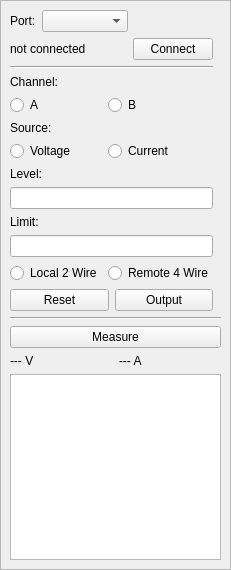
Above: modules/smu/SmuWidget.ui from Silas-Hoerz/Modulab before the change. Below: the same form after it.
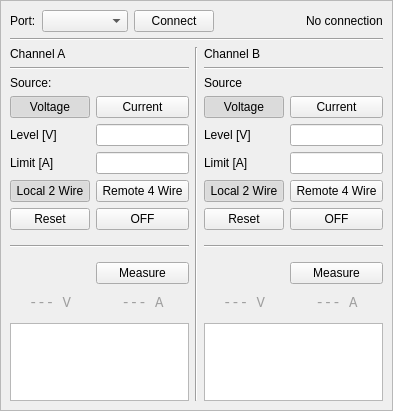
That is the form after the change.

```diff
--- a/modules/smu/SmuWidget.ui
+++ b/modules/smu/SmuWidget.ui
@@ -6,8 +6,8 @@
    <rect>
     <x>0</x>
     <y>0</y>
-    <width>231</width>
-    <height>570</height>
+    <width>393</width>
+    <height>411</height>
    </rect>
   </property>
   <property name="windowTitle">
@@ -36,10 +36,6 @@
      </property>
      <layout class="QVBoxLayout" name="verticalLayout_3">
       <item>
-       <layout class="QHBoxLayout" name="horizontalLayout_3">
-        <item>
-         <layout class="QVBoxLayout" name="verticalLayout_2">
-          <item>
            <layout class="QHBoxLayout" name="horizontalLayout_6">
             <item>
              <widget class="QLabel" name="label">
@@ -71,49 +67,6 @@
              </widget>
             </item>
             <item>
-             <spacer name="horizontalSpacer_2">
-              <property name="orientation">
-               <enum>Qt::Orientation::Horizontal</enum>
-              </property>
-              <property name="sizeHint" stdset="0">
-               <size>
-                <width>40</width>
-                <height>20</height>
-               </size>
-              </property>
-             </spacer>
-            </item>
-           </layout>
-          </item>
-          <item>
-           <layout class="QHBoxLayout" name="horizontalLayout">
-            <property name="sizeConstraint">
-             <enum>QLayout::SizeConstraint::SetMaximumSize</enum>
-            </property>
-            <item>
-             <widget class="QLabel" name="label_status">
-              <property name="text">
-               <string>not connected</string>
-              </property>
-             </widget>
-            </item>
-            <item>
-             <spacer name="horizontalSpacer">
-              <property name="orientation">
-               <enum>Qt::Orientation::Horizontal</enum>
-              </property>
-              <property name="sizeType">
-               <enum>QSizePolicy::Policy::Expanding</enum>
-              </property>
-              <property name="sizeHint" stdset="0">
-               <size>
-                <width>40</width>
-                <height>20</height>
-               </size>
-              </property>
-             </spacer>
-            </item>
-            <item>
              <widget class="QPushButton" name="pushButton_connect">
               <property name="sizePolicy">
                <sizepolicy hsizetype="Maximum" vsizetype="Fixed">
@@ -126,54 +79,83 @@
               </property>
              </widget>
             </item>
+        <item>
+         <spacer name="horizontalSpacer">
+          <property name="orientation">
+           <enum>Qt::Orientation::Horizontal</enum>
+          </property>
+          <property name="sizeType">
+           <enum>QSizePolicy::Policy::MinimumExpanding</enum>
+          </property>
+          <property name="sizeHint" stdset="0">
+           <size>
+            <width>40</width>
+            <height>20</height>
+           </size>
+          </property>
+         </spacer>
+        </item>
+        <item>
+         <widget class="QLabel" name="label_status">
+          <property name="text">
+           <string>No connection</string>
+          </property>
+         </widget>
+        </item>
            </layout>
           </item>
           <item>
-           <widget class="Line" name="line">
+       <widget class="Line" name="line_5">
             <property name="orientation">
              <enum>Qt::Orientation::Horizontal</enum>
             </property>
            </widget>
           </item>
           <item>
-           <layout class="QGridLayout" name="gridLayout">
-            <property name="sizeConstraint">
-             <enum>QLayout::SizeConstraint::SetFixedSize</enum>
+       <layout class="QHBoxLayout" name="horizontalLayout">
+        <item>
+         <layout class="QVBoxLayout" name="verticalLayout_2">
+          <item>
+           <widget class="QLabel" name="label_2">
+            <property name="text">
+             <string>Channel A</string>
             </property>
-            <item row="5" column="0" colspan="2">
-             <widget class="QLineEdit" name="lineEdit_level">
-              <property name="sizePolicy">
-               <sizepolicy hsizetype="Expanding" vsizetype="Maximum">
-                <horstretch>0</horstretch>
-                <verstretch>0</verstretch>
-               </sizepolicy>
-              </property>
-              <property name="maximumSize">
-               <size>
-                <width>250</width>
-                <height>16777215</height>
-               </size>
+           </widget>
+          </item>
+          <item>
+           <widget class="Line" name="line_3">
+            <property name="orientation">
+             <enum>Qt::Orientation::Horizontal</enum>
+            </property>
+           </widget>
+          </item>
+          <item>
+           <layout class="QGridLayout" name="gridLayout_channelA">
+            <item row="10" column="1">
+             <widget class="QPushButton" name="pushButton_measureA">
+              <property name="text">
+               <string>Measure</string>
               </property>
              </widget>
             </item>
-            <item row="7" column="0" colspan="2">
-             <widget class="QLineEdit" name="lineEdit_limit">
+            <item row="3" column="1">
+             <widget class="QLineEdit" name="lineEdit_levelA">
               <property name="sizePolicy">
-               <sizepolicy hsizetype="Expanding" vsizetype="Maximum">
+               <sizepolicy hsizetype="Expanding" vsizetype="Fixed">
                 <horstretch>0</horstretch>
                 <verstretch>0</verstretch>
                </sizepolicy>
               </property>
               <property name="maximumSize">
                <size>
-                <width>250</width>
+                <width>16777215</width>
                 <height>16777215</height>
                </size>
               </property>
              </widget>
             </item>
-            <item row="2" column="0">
-             <widget class="QLabel" name="label_source">
+            <item row="5" column="0">
+             <widget class="QLabel" name="label_limitA">
               <property name="sizePolicy">
                <sizepolicy hsizetype="Maximum" vsizetype="Maximum">
                 <horstretch>0</horstretch>
@@ -181,52 +163,25 @@
                </sizepolicy>
               </property>
               <property name="text">
-               <string>Source:</string>
+               <string>Limit [A]</string>
+              </property>
+             </widget>
+            </item>
+            <item row="5" column="1">
+             <widget class="QLineEdit" name="lineEdit_limitA"/>
+            </item>
+            <item row="2" column="1">
+             <widget class="QPushButton" name="pushButton_currentA">
+              <property name="text">
+               <string>Current</string>
+              </property>
+              <property name="checkable">
+               <bool>true</bool>
               </property>
              </widget>
             </item>
             <item row="3" column="0">
-             <widget class="QRadioButton" name="radioButton_voltage">
-              <property name="sizePolicy">
-               <sizepolicy hsizetype="Maximum" vsizetype="Maximum">
-                <horstretch>0</horstretch>
-                <verstretch>0</verstretch>
-               </sizepolicy>
-              </property>
-              <property name="text">
-               <string>Voltage</string>
-              </property>
-             </widget>
-            </item>
-            <item row="1" column="0">
-             <widget class="QRadioButton" name="radioButton_channelA">
-              <property name="sizePolicy">
-               <sizepolicy hsizetype="Maximum" vsizetype="Maximum">
-                <horstretch>0</horstretch>
-                <verstretch>0</verstretch>
-               </sizepolicy>
-              </property>
-              <property name="text">
-               <string>A</string>
-              </property>
-             </widget>
-            </item>
-            <item row="8" column="0">
-             <widget class="QRadioButton" name="radioButton_local">
-              <property name="text">
-               <string>Local 2 Wire</string>
-              </property>
-             </widget>
-            </item>
-            <item row="8" column="1">
-             <widget class="QRadioButton" name="radioButton_remote">
-              <property name="text">
-               <string>Remote 4 Wire</string>
-              </property>
-             </widget>
-            </item>
-            <item row="4" column="0">
-             <widget class="QLabel" name="label_level">
+             <widget class="QLabel" name="label_levelA">
               <property name="sizePolicy">
                <sizepolicy hsizetype="Maximum" vsizetype="Maximum">
                 <horstretch>0</horstretch>
@@ -237,12 +192,130 @@
                <string/>
               </property>
               <property name="text">
-               <string>Level:</string>
+               <string>Level [V]</string>
               </property>
              </widget>
             </item>
-            <item row="3" column="1">
-             <widget class="QRadioButton" name="radioButton_current">
+            <item row="8" column="1">
+             <widget class="QPushButton" name="pushButton_outputA">
+              <property name="text">
+               <string>OFF</string>
+              </property>
+              <property name="checkable">
+               <bool>true</bool>
+              </property>
+             </widget>
+            </item>
+            <item row="11" column="0">
+             <widget class="QLabel" name="label_voltageA">
+              <property name="sizePolicy">
+               <sizepolicy hsizetype="Expanding" vsizetype="Preferred">
+                <horstretch>0</horstretch>
+                <verstretch>0</verstretch>
+               </sizepolicy>
+              </property>
+              <property name="autoFillBackground">
+               <bool>false</bool>
+              </property>
+              <property name="styleSheet">
+               <string notr="true">QLabel {
+    color: palette(dark);             /* Akzentfarbe */
+    background-color: palette(accent);     /* Standard Hintergrund */
+    border: 0px solid palette(light);       /* Standard dunkler Rahmen */
+    border-radius: 5px;
+    padding: 5px;
+    font-family: monospace;
+    font-size: 14px;
+}
+</string>
+              </property>
+              <property name="text">
+               <string>--- V</string>
+              </property>
+              <property name="alignment">
+               <set>Qt::AlignmentFlag::AlignCenter</set>
+              </property>
+             </widget>
+            </item>
+            <item row="7" column="1">
+             <widget class="QPushButton" name="pushButton_remoteA">
+              <property name="text">
+               <string>Remote 4 Wire</string>
+              </property>
+              <property name="checkable">
+               <bool>true</bool>
+              </property>
+             </widget>
+            </item>
+            <item row="2" column="0">
+             <widget class="QPushButton" name="pushButton_voltageA">
+              <property name="text">
+               <string>Voltage</string>
+              </property>
+              <property name="checkable">
+               <bool>true</bool>
+              </property>
+              <property name="checked">
+               <bool>true</bool>
+              </property>
+             </widget>
+            </item>
+            <item row="11" column="1">
+             <widget class="QLabel" name="label_currentA">
+              <property name="sizePolicy">
+               <sizepolicy hsizetype="Expanding" vsizetype="Preferred">
+                <horstretch>0</horstretch>
+                <verstretch>0</verstretch>
+               </sizepolicy>
+              </property>
+              <property name="styleSheet">
+               <string notr="true">QLabel {
+    color: palette(dark);             /* Akzentfarbe */
+    background-color: palette(accent);     /* Standard Hintergrund */
+    border: 0px solid palette(light);       /* Standard dunkler Rahmen */
+    border-radius: 5px;
+    padding: 5px;
+    font-family: monospace;
+    font-size: 14px;
+}
+</string>
+              </property>
+              <property name="text">
+               <string>--- A</string>
+              </property>
+              <property name="alignment">
+               <set>Qt::AlignmentFlag::AlignCenter</set>
+              </property>
+             </widget>
+            </item>
+            <item row="9" column="0" colspan="2">
+             <widget class="Line" name="line_2">
+              <property name="minimumSize">
+               <size>
+                <width>0</width>
+                <height>20</height>
+               </size>
+              </property>
+              <property name="orientation">
+               <enum>Qt::Orientation::Horizontal</enum>
+              </property>
+             </widget>
+            </item>
+            <item row="7" column="0">
+             <widget class="QPushButton" name="pushButton_localA">
+              <property name="text">
+               <string>Local 2 Wire</string>
+              </property>
+              <property name="checkable">
+               <bool>true</bool>
+              </property>
+              <property name="checked">
+               <bool>true</bool>
+              </property>
+             </widget>
+            </item>
+            <item row="1" column="0">
+             <widget class="QLabel" name="label_6">
               <property name="sizePolicy">
                <sizepolicy hsizetype="Maximum" vsizetype="Maximum">
                 <horstretch>0</horstretch>
@@ -250,11 +323,38 @@
                </sizepolicy>
               </property>
               <property name="text">
-               <string>Current</string>
+               <string>Source:</string>
               </property>
              </widget>
             </item>
-            <item row="0" column="0">
+            <item row="8" column="0">
+             <widget class="QPushButton" name="pushButton_resetA">
+              <property name="text">
+               <string>Reset</string>
+              </property>
+             </widget>
+            </item>
+           </layout>
+          </item>
+          <item>
+           <widget class="QTableView" name="tableView_measurementsA">
+            <property name="autoFillBackground">
+             <bool>false</bool>
+            </property>
+           </widget>
+          </item>
+         </layout>
+        </item>
+        <item>
+         <widget class="Line" name="line_6">
+          <property name="orientation">
+           <enum>Qt::Orientation::Vertical</enum>
+          </property>
+         </widget>
+        </item>
+        <item>
+         <layout class="QVBoxLayout" name="verticalLayout_4">
+          <item>
              <widget class="QLabel" name="label_channel">
               <property name="sizePolicy">
                <sizepolicy hsizetype="Maximum" vsizetype="Maximum">
@@ -263,120 +363,199 @@
                </sizepolicy>
               </property>
               <property name="text">
-               <string>Channel:</string>
+             <string>Channel B</string>
+            </property>
+           </widget>
+          </item>
+          <item>
+           <widget class="Line" name="line_4">
+            <property name="orientation">
+             <enum>Qt::Orientation::Horizontal</enum>
+            </property>
+           </widget>
+          </item>
+          <item>
+           <layout class="QGridLayout" name="gridLayout_channelB">
+            <item row="10" column="1">
+             <widget class="QLabel" name="label_currentB">
+              <property name="sizePolicy">
+               <sizepolicy hsizetype="Expanding" vsizetype="Preferred">
+                <horstretch>0</horstretch>
+                <verstretch>0</verstretch>
+               </sizepolicy>
+              </property>
+              <property name="styleSheet">
+               <string notr="true">QLabel {
+    color: palette(dark);             /* Akzentfarbe */
+    background-color: palette(accent);     /* Standard Hintergrund */
+    border: 0px solid palette(light);       /* Standard dunkler Rahmen */
+    border-radius: 5px;
+    padding: 5px;
+    font-family: monospace;
+    font-size: 14px;
+}
+</string>
+              </property>
+              <property name="text">
+               <string>--- A</string>
+              </property>
+              <property name="alignment">
+               <set>Qt::AlignmentFlag::AlignCenter</set>
+              </property>
+             </widget>
+            </item>
+            <item row="9" column="1">
+             <widget class="QPushButton" name="pushButton_measureB">
+              <property name="text">
+               <string>Measure</string>
+              </property>
+             </widget>
+            </item>
+            <item row="6" column="1">
+             <widget class="QPushButton" name="pushButton_remoteB">
+              <property name="text">
+               <string>Remote 4 Wire</string>
+              </property>
+              <property name="checkable">
+               <bool>true</bool>
+              </property>
+             </widget>
+            </item>
+            <item row="8" column="0" colspan="2">
+             <widget class="Line" name="line">
+              <property name="sizePolicy">
+               <sizepolicy hsizetype="Minimum" vsizetype="Fixed">
+                <horstretch>0</horstretch>
+                <verstretch>0</verstretch>
+               </sizepolicy>
+              </property>
+              <property name="minimumSize">
+               <size>
+                <width>0</width>
+                <height>20</height>
+               </size>
+              </property>
+              <property name="orientation">
+               <enum>Qt::Orientation::Horizontal</enum>
               </property>
              </widget>
             </item>
             <item row="1" column="1">
-             <widget class="QRadioButton" name="radioButton_channelB">
+             <widget class="QPushButton" name="pushButton_currentB">
+              <property name="text">
+               <string>Current</string>
+              </property>
+              <property name="checkable">
+               <bool>true</bool>
+              </property>
+             </widget>
+            </item>
+            <item row="4" column="0">
+             <widget class="QLabel" name="label_limitB">
+              <property name="text">
+               <string>Limit [A]</string>
+              </property>
+             </widget>
+            </item>
+            <item row="10" column="0">
+             <widget class="QLabel" name="label_voltageB">
               <property name="sizePolicy">
-               <sizepolicy hsizetype="Maximum" vsizetype="Maximum">
+               <sizepolicy hsizetype="Expanding" vsizetype="Preferred">
                 <horstretch>0</horstretch>
                 <verstretch>0</verstretch>
                </sizepolicy>
               </property>
+              <property name="styleSheet">
+               <string notr="true">QLabel {
+    color: palette(dark);             /* Akzentfarbe */
+    background-color: palette(accent);     /* Standard Hintergrund */
+    border: 0px solid palette(light);       /* Standard dunkler Rahmen */
+    border-radius: 5px;
+    padding: 5px;
+    font-family: monospace;
+    font-size: 14px;
+}
+</string>
+              </property>
               <property name="text">
-               <string>B</string>
+               <string>--- V</string>
+              </property>
+              <property name="alignment">
+               <set>Qt::AlignmentFlag::AlignCenter</set>
+              </property>
+             </widget>
+            </item>
+            <item row="2" column="0">
+             <widget class="QLabel" name="label_levelB">
+              <property name="text">
+               <string>Level [V]</string>
+              </property>
+             </widget>
+            </item>
+            <item row="1" column="0">
+             <widget class="QPushButton" name="pushButton_voltageB">
+              <property name="text">
+               <string>Voltage</string>
+              </property>
+              <property name="checkable">
+               <bool>true</bool>
+              </property>
+              <property name="checked">
+               <bool>true</bool>
               </property>
              </widget>
             </item>
             <item row="6" column="0">
-             <widget class="QLabel" name="label_limit">
-              <property name="sizePolicy">
-               <sizepolicy hsizetype="Maximum" vsizetype="Maximum">
-                <horstretch>0</horstretch>
-                <verstretch>0</verstretch>
-               </sizepolicy>
-              </property>
+             <widget class="QPushButton" name="pushButton_localB">
               <property name="text">
-               <string>Limit:</string>
+               <string>Local 2 Wire</string>
+              </property>
+              <property name="checkable">
+               <bool>true</bool>
+              </property>
+              <property name="checked">
+               <bool>true</bool>
               </property>
              </widget>
             </item>
-            <item row="9" column="0" colspan="2">
-             <layout class="QHBoxLayout" name="horizontalLayout_4">
-              <property name="sizeConstraint">
-               <enum>QLayout::SizeConstraint::SetMaximumSize</enum>
-              </property>
-              <item>
-               <widget class="QPushButton" name="pushButton_reset">
+            <item row="7" column="0">
+             <widget class="QPushButton" name="pushButton_resetB">
                 <property name="text">
                  <string>Reset</string>
                 </property>
                </widget>
               </item>
-              <item>
-               <widget class="QPushButton" name="pushButton_output">
+            <item row="7" column="1">
+             <widget class="QPushButton" name="pushButton_outputB">
                 <property name="text">
-                 <string>Output</string>
+               <string>OFF</string>
                 </property>
                 <property name="checkable">
                  <bool>true</bool>
                 </property>
                </widget>
               </item>
-             </layout>
-            </item>
-           </layout>
-          </item>
-         </layout>
-        </item>
-        <item>
-         <spacer name="horizontalSpacer_3">
-          <property name="orientation">
-           <enum>Qt::Orientation::Horizontal</enum>
-          </property>
-          <property name="sizeType">
-           <enum>QSizePolicy::Policy::Expanding</enum>
-          </property>
-          <property name="sizeHint" stdset="0">
-           <size>
-            <width>40</width>
-            <height>20</height>
-           </size>
-          </property>
-         </spacer>
-        </item>
-       </layout>
-      </item>
-      <item>
-       <widget class="Line" name="line_2">
-        <property name="orientation">
-         <enum>Qt::Orientation::Horizontal</enum>
-        </property>
-       </widget>
-      </item>
-      <item>
-       <widget class="QPushButton" name="pushButton_measure">
+            <item row="0" column="0">
+             <widget class="QLabel" name="label_3">
         <property name="text">
-         <string>Measure</string>
+               <string>Source</string>
         </property>
        </widget>
       </item>
-      <item>
-       <layout class="QHBoxLayout" name="horizontalLayout_5">
-        <item>
-         <widget class="QLabel" name="label_voltage">
-          <property name="text">
-           <string>--- V</string>
-          </property>
-         </widget>
-        </item>
-        <item>
-         <widget class="QLabel" name="label_current">
-          <property name="text">
-           <string>--- A</string>
-          </property>
-         </widget>
+            <item row="2" column="1">
+             <widget class="QLineEdit" name="lineEdit_levelB"/>
+            </item>
+            <item row="4" column="1">
+             <widget class="QLineEdit" name="lineEdit_limitB"/>
         </item>
        </layout>
       </item>
       <item>
-       <widget class="QTableView" name="tableView_measurements">
-        <property name="autoFillBackground">
-         <bool>false</bool>
-        </property>
-       </widget>
+           <widget class="QTableView" name="tableView_measurementsB"/>
+          </item>
+         </layout>
+        </item>
+       </layout>
       </item>
      </layout>
     </widget>
```
Lines whose indentation alone changed are shown as unchanged.
